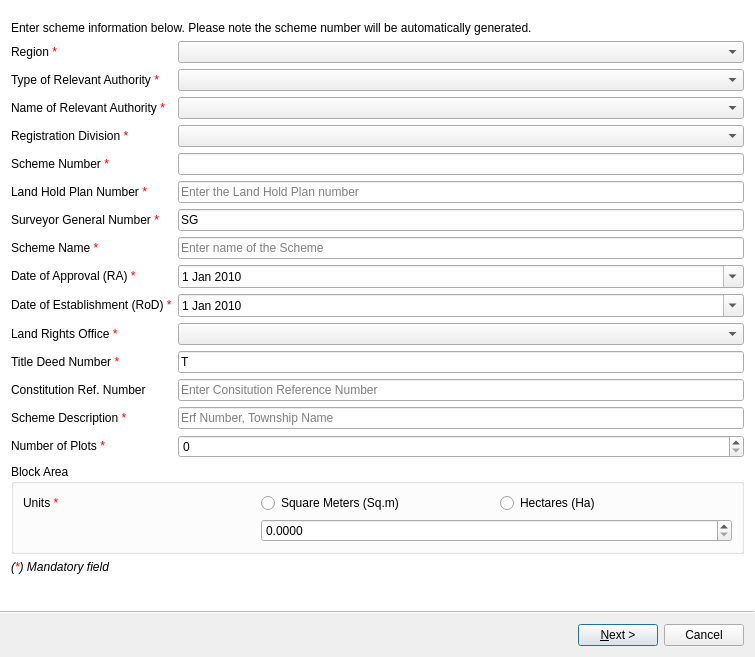
cb-flts/flts, file ui/flts/ui_scheme_lodgement.ui: the form before one commit.
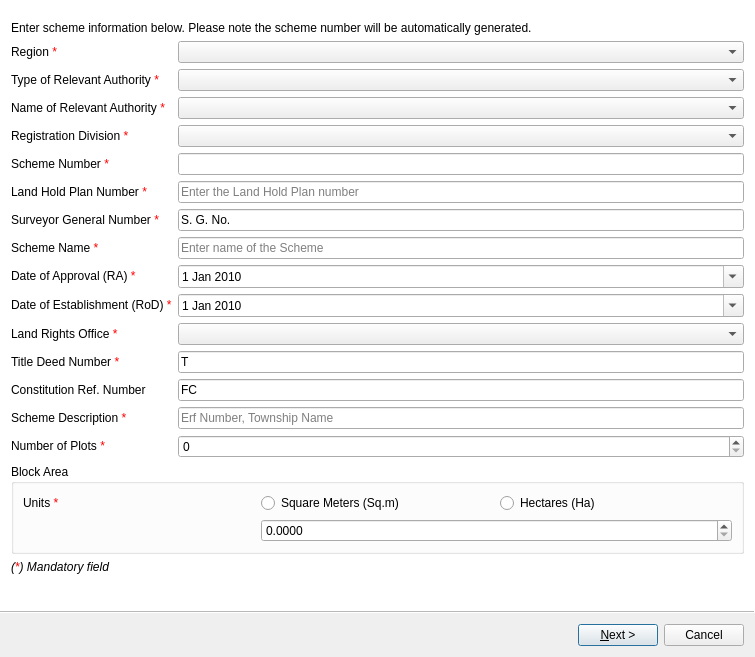
The form after the commit. Icons and pictures are not drawn. Custom widgets are drawn as their Qt base class.

What changed in the file:
```diff
--- a/ui/flts/ui_scheme_lodgement.ui
+++ b/ui/flts/ui_scheme_lodgement.ui
@@ -161,7 +161,7 @@
        <string/>
       </property>
       <property name="text">
-       <string>SG </string>
+       <string>S. G. No.</string>
       </property>
       <property name="readOnly">
        <bool>false</bool>
@@ -287,7 +287,7 @@
     <item row="14" column="1">
      <widget class="QLineEdit" name="lnedit_constitution_ref_num">
       <property name="text">
-       <string/>
+       <string>FC</string>
       </property>
       <property name="placeholderText">
        <string>Enter Consitution Reference Number</string>
```
